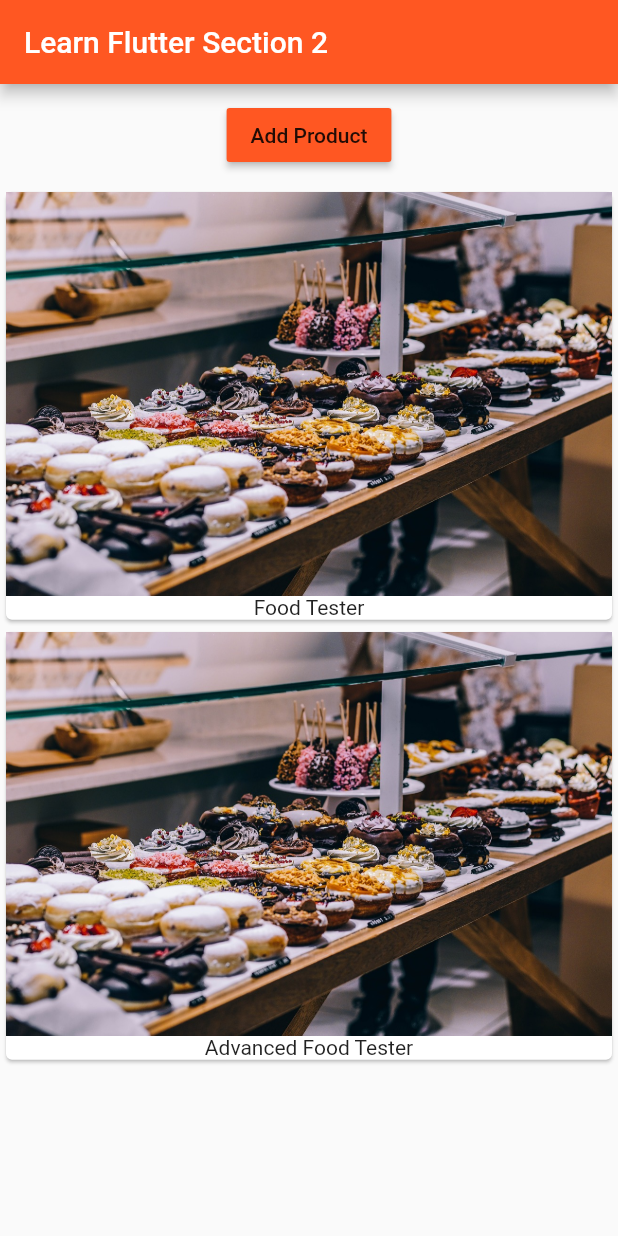
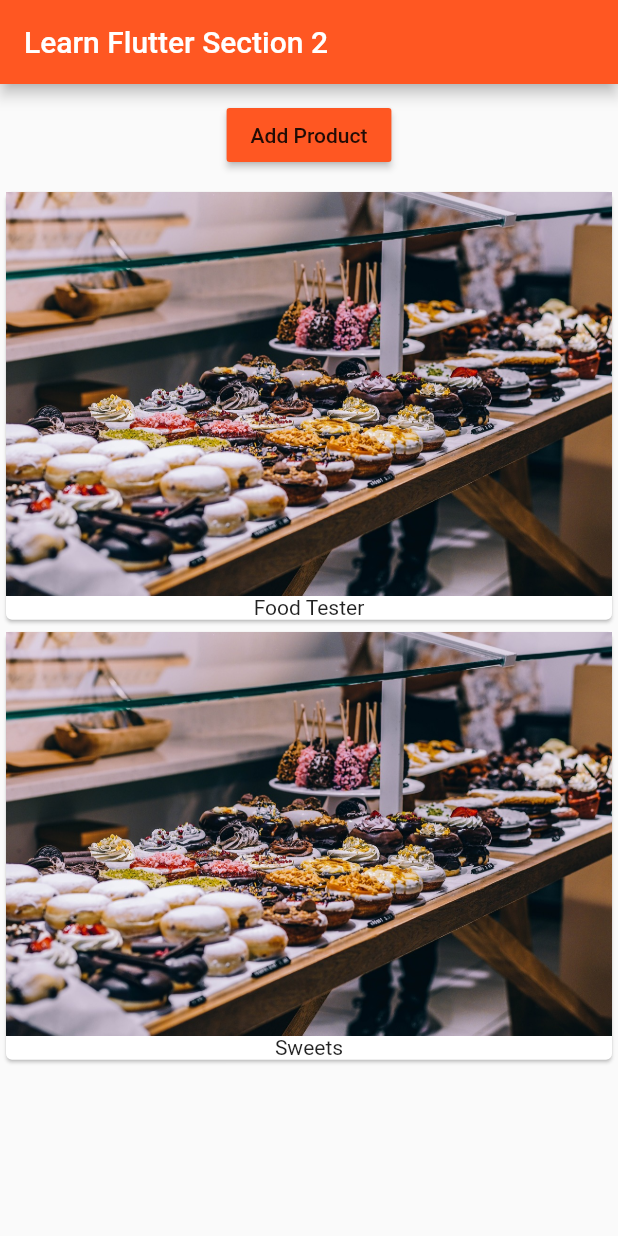
Before and after one commit to mgosfu/LearnFlutterAndDart, a Flutter app: the screen it shows after launch, after a tap on "Add Product", on a phone screen of 412 x 824 dp. Run offline on Flutter 3.47's test engine with Material 2 defaults, Android fonts, the phone set to English and light mode, and no system bars.

Commit message:
End of section 2

```diff
--- /dev/null
+++ b/lib/product_control.dart
@@ -0,0 +1,18 @@
+import 'package:flutter/material.dart';
+
+class ProductControl extends StatelessWidget {
+  final Function addProduct;
+
+  ProductControl(this.addProduct);
+
+  @override
+  Widget build(BuildContext context) {
+    return RaisedButton(
+      color: Theme.of(context).primaryColor,
+      onPressed: () {
+        addProduct('Sweets');
+      },
+      child: Text('Add Product'),
+    );
+  }
+}
--- a/lib/product_manager.dart
+++ b/lib/product_manager.dart
@@ -1,6 +1,7 @@
 import 'package:flutter/material.dart';
 
 import './products.dart';
+import './product_control.dart';
 
 class ProductManager extends StatefulWidget {
   final String startingProduct;
@@ -32,6 +33,12 @@ class _ProductManagerState extends State<ProductManager> {
     super.didUpdateWidget(oldWidget);
   }
 
+  void _addProduct(String product) {
+    setState(() {
+      _products.add(product);
+    });
+  }
+
   @override
   Widget build(BuildContext context) {
     //print('[ProductManager State] build()');
@@ -39,16 +46,7 @@ class _ProductManagerState extends State<ProductManager> {
       children: [
         Container(
           margin: EdgeInsets.all(10.0),
-          child: RaisedButton(
-            color: Theme.of(context).primaryColor,
-            onPressed: () {
-              setState(() {
-                _products.add('Advanced Food Tester');
-                //print(_products);
-              });
-            },
-            child: Text('Add Product'),
-          ),
+          child: ProductControl(_addProduct),
         ),
         Products(_products)
       ],
```
